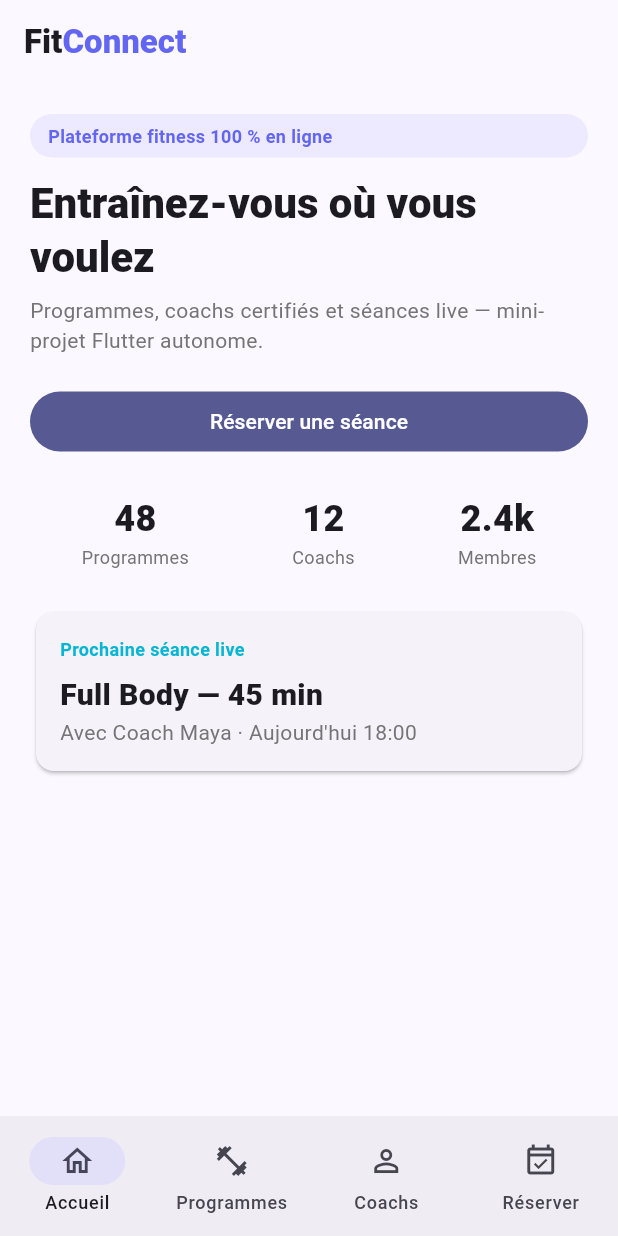
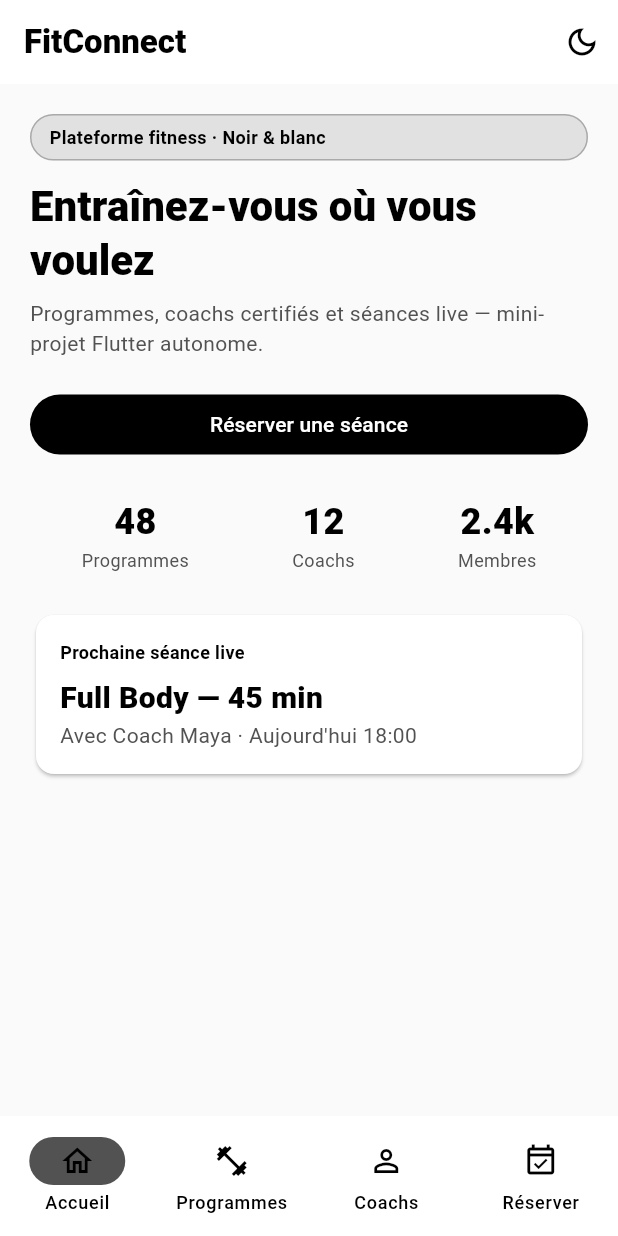
Before and after one commit to GhassenEl/frontend-petfood, a Flutter app: the screen it shows after launch, on a phone screen of 412 x 824 dp. Run offline on Flutter 3.47's test engine with Material 3 defaults, Android fonts, the phone set to English and light mode, and no system bars; our stand-ins replace shared_preferences.

Commit message:
Add black and white themes with light/dark toggle to mini-projects.
Monochrome styling for Flutter FitClub and FitConnect apps plus web demos, with theme switcher and localStorage persistence.

Co-authored-by: Cursor <cursoragent@cursor.com>

```diff
--- a/mini-projects/flutter/fitconnect_platform/lib/main.dart
+++ b/mini-projects/flutter/fitconnect_platform/lib/main.dart
@@ -3,25 +3,65 @@ import 'package:fitconnect_platform/data/demo_data.dart';
 
 void main() => runApp(const FitConnectApp());
 
-class FitConnectApp extends StatelessWidget {
+class FitConnectApp extends StatefulWidget {
   const FitConnectApp({super.key});
+
+  @override
+  State<FitConnectApp> createState() => _FitConnectAppState();
+}
+
+class _FitConnectAppState extends State<FitConnectApp> {
+  ThemeMode _mode = ThemeMode.light;
+
+  static final _light = ThemeData(
+    brightness: Brightness.light,
+    useMaterial3: true,
+    colorScheme: const ColorScheme.light(
+      primary: Colors.black,
+      onPrimary: Colors.white,
+      secondary: Color(0xFF525252),
+      surface: Colors.white,
+      onSurface: Colors.black,
+    ),
+    scaffoldBackgroundColor: const Color(0xFFFAFAFA),
+  );
+
+  static final _dark = ThemeData(
+    brightness: Brightness.dark,
+    useMaterial3: true,
+    colorScheme: const ColorScheme.dark(
+      primary: Colors.white,
+      onPrimary: Colors.black,
+      secondary: Color(0xFFAAAAAA),
+      surface: Color(0xFF121212),
+      onSurface: Colors.white,
+    ),
+    scaffoldBackgroundColor: Colors.black,
+  );
 
   @override
   Widget build(BuildContext context) {
     return MaterialApp(
       title: 'FitConnect',
       debugShowCheckedModeBanner: false,
-      theme: ThemeData(
-        colorScheme: ColorScheme.fromSeed(seedColor: const Color(0xFF6366F1)),
-        useMaterial3: true,
+      theme: _light,
+      darkTheme: _dark,
+      themeMode: _mode,
+      home: FitConnectHome(
+        isDark: _mode == ThemeMode.dark,
+        onToggleTheme: () => setState(() {
+          _mode = _mode == ThemeMode.dark ? ThemeMode.light : ThemeMode.dark;
+        }),
       ),
-      home: const FitConnectHome(),
     );
   }
 }
 
 class FitConnectHome extends StatefulWidget {
-  const FitConnectHome({super.key});
+  const FitConnectHome({super.key, required this.isDark, required this.onToggleTheme});
+
+  final bool isDark;
+  final VoidCallback onToggleTheme;
 
   @override
   State<FitConnectHome> createState() => _FitConnectHomeState();
@@ -50,14 +90,27 @@ class _FitConnectHomeState extends State<FitConnectHome> {
   Widget build(BuildContext context) {
     return Scaffold(
       appBar: AppBar(
-        title: const Text.rich(
+        title: Text.rich(
           TextSpan(
             children: [
-              TextSpan(text: 'Fit', style: TextStyle(fontWeight: FontWeight.w900)),
-              TextSpan(text: 'Connect', style: TextStyle(color: Color(0xFF6366F1), fontWeight: FontWeight.w900)),
+              const TextSpan(text: 'Fit', style: TextStyle(fontWeight: FontWeight.w900)),
+              TextSpan(
+                text: 'Connect',
+                style: TextStyle(
+                  color: Theme.of(context).colorScheme.primary,
+                  fontWeight: FontWeight.w900,
+                ),
+              ),
             ],
           ),
         ),
+        actions: [
+          IconButton(
+            tooltip: widget.isDark ? 'Mode clair' : 'Mode sombre',
+            onPressed: widget.onToggleTheme,
+            icon: Icon(widget.isDark ? Icons.light_mode_outlined : Icons.dark_mode_outlined),
+          ),
+        ],
       ),
       body: IndexedStack(
         index: _tab,
@@ -124,12 +177,17 @@ class _HomeTab extends StatelessWidget {
         Container(
           padding: const EdgeInsets.symmetric(horizontal: 12, vertical: 6),
           decoration: BoxDecoration(
-            color: const Color(0xFF6366F1).withValues(alpha: 0.1),
+            color: Theme.of(context).colorScheme.primary.withValues(alpha: 0.1),
             borderRadius: BorderRadius.circular(999),
+            border: Border.all(color: Theme.of(context).colorScheme.primary.withValues(alpha: 0.25)),
           ),
-          child: const Text(
-            'Plateforme fitness 100 % en ligne',
-            style: TextStyle(color: Color(0xFF6366F1), fontWeight: FontWeight.w700, fontSize: 12),
+          child: Text(
+            'Plateforme fitness · Noir & blanc',
+            style: TextStyle(
+              color: Theme.of(context).colorScheme.primary,
+              fontWeight: FontWeight.w700,
+              fontSize: 12,
+            ),
           ),
         ),
         const SizedBox(height: 12),
@@ -140,7 +198,7 @@ class _HomeTab extends StatelessWidget {
         const SizedBox(height: 8),
         Text(
           'Programmes, coachs certifiés et séances live — mini-projet Flutter autonome.',
-          style: TextStyle(color: Colors.grey.shade600),
+          style: TextStyle(color: Theme.of(context).colorScheme.secondary),
         ),
         const SizedBox(height: 20),
         FilledButton(onPressed: onBook, child: const Text('Réserver une séance')),
@@ -160,10 +218,20 @@ class _HomeTab extends StatelessWidget {
             child: Column(
               crossAxisAlignment: CrossAxisAlignment.start,
               children: [
-                const Text('Prochaine séance live', style: TextStyle(color: Color(0xFF06B6D4), fontWeight: FontWeight.w700, fontSize: 12)),
+                Text(
+                  'Prochaine séance live',
+                  style: TextStyle(
+                    color: Theme.of(context).colorScheme.primary,
+                    fontWeight: FontWeight.w700,
+                    fontSize: 12,
+                  ),
+                ),
                 const SizedBox(height: 8),
                 const Text('Full Body — 45 min', style: TextStyle(fontSize: 20, fontWeight: FontWeight.w800)),
-                Text('Avec Coach Maya · Aujourd\'hui 18:00', style: TextStyle(color: Colors.grey.shade600)),
+                Text(
+                  'Avec Coach Maya · Aujourd\'hui 18:00',
+                  style: TextStyle(color: Theme.of(context).colorScheme.secondary),
+                ),
               ],
             ),
           ),
@@ -209,7 +277,13 @@ class _ProgramsTab extends StatelessWidget {
                 leading: Text(p.emoji, style: const TextStyle(fontSize: 28)),
                 title: Text(p.name),
                 subtitle: Text('${p.duration} · ${p.level}'),
-                trailing: const Text('★ 4.8', style: TextStyle(color: Color(0xFF6366F1), fontWeight: FontWeight.w700)),
+                trailing: Text(
+                  '★ 4.8',
+                  style: TextStyle(
+                    color: Theme.of(context).colorScheme.primary,
+                    fontWeight: FontWeight.w700,
+                  ),
+                ),
               ),
             )),
       ],
@@ -239,13 +313,20 @@ class _CoachesTab extends StatelessWidget {
               children: [
                 CircleAvatar(
                   radius: 32,
-                  backgroundColor: const Color(0xFF6366F1),
-                  child: Text(c.initial, style: const TextStyle(color: Colors.white, fontSize: 24, fontWeight: FontWeight.w800)),
+                  backgroundColor: Theme.of(context).colorScheme.primary,
+                  child: Text(
+                    c.initial,
+                    style: TextStyle(
+                      color: Theme.of(context).colorScheme.onPrimary,
+                      fontSize: 24,
+                      fontWeight: FontWeight.w800,
+                    ),
+                  ),
                 ),
                 const SizedBox(height: 10),
                 Text(c.name, textAlign: TextAlign.center, style: const TextStyle(fontWeight: FontWeight.w700)),
-                Text(c.specialty, textAlign: TextAlign.center, style: TextStyle(fontSize: 12, color: Colors.grey.shade600)),
-                Text('★ ${c.rating}', style: const TextStyle(color: Colors.amber, fontWeight: FontWeight.w700)),
+                Text(c.specialty, textAlign: TextAlign.center, style: TextStyle(fontSize: 12, color: Theme.of(context).colorScheme.secondary)),
+                Text('★ ${c.rating}', style: TextStyle(color: Theme.of(context).colorScheme.primary, fontWeight: FontWeight.w700)),
               ],
             ),
           ),
@@ -317,11 +398,17 @@ class _BookingTab extends StatelessWidget {
           Container(
             padding: const EdgeInsets.all(14),
             decoration: BoxDecoration(
-              color: Colors.green.shade50,
+              color: Theme.of(context).colorScheme.primary.withValues(alpha: 0.08),
               borderRadius: BorderRadius.circular(12),
-              border: Border.all(color: Colors.green.shade200),
+              border: Border.all(color: Theme.of(context).colorScheme.primary.withValues(alpha: 0.3)),
             ),
-            child: Text(message!, style: TextStyle(color: Colors.green.shade800, fontWeight: FontWeight.w600)),
+            child: Text(
+              message!,
+              style: TextStyle(
+                color: Theme.of(context).colorScheme.onSurface,
+                fontWeight: FontWeight.w600,
+              ),
+            ),
           ),
         ],
       ],
@@ -340,7 +427,7 @@ class _Stat extends StatelessWidget {
     return Column(
       children: [
         Text(value, style: const TextStyle(fontSize: 24, fontWeight: FontWeight.w800)),
-        Text(label, style: TextStyle(fontSize: 12, color: Colors.grey.shade600)),
+        Text(label, style: TextStyle(fontSize: 12, color: Theme.of(context).colorScheme.secondary)),
       ],
     );
   }
```
Also changed, not shown: mini-projects/flutter/fitclub_gym/lib/main.dart (+94 -26 lines), 6 other files.
